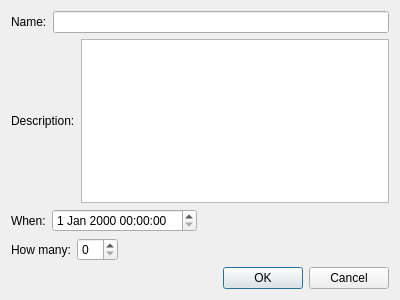
First picture: the form in krita/plugins/viewplugins/metadataeditor/editors/testeditor.ui, repository KDE/krita, before the edit.
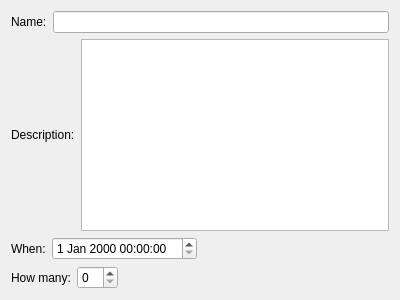
Second picture: the form after the edit.

Patch:
```diff
--- a/krita/plugins/viewplugins/metadataeditor/editors/testeditor.ui
+++ b/krita/plugins/viewplugins/metadataeditor/editors/testeditor.ui
@@ -1,6 +1,6 @@
 <ui version="4.0" >
- <class>Dialog</class>
- <widget class="QDialog" name="Dialog" >
+ <class>Test</class>
+ <widget class="QWidget" name="Test" >
   <property name="geometry" >
    <rect>
     <x>0</x>
@@ -95,16 +95,6 @@
      </item>
     </layout>
    </item>
-   <item>
-    <widget class="QDialogButtonBox" name="buttonBox" >
-     <property name="orientation" >
-      <enum>Qt::Horizontal</enum>
-     </property>
-     <property name="standardButtons" >
-      <set>QDialogButtonBox::Cancel|QDialogButtonBox::NoButton|QDialogButtonBox::Ok</set>
-     </property>
-    </widget>
-   </item>
   </layout>
  </widget>
  <resources/>
```
Left out of the diff: 37 changed lines with no effect on the pictures.
